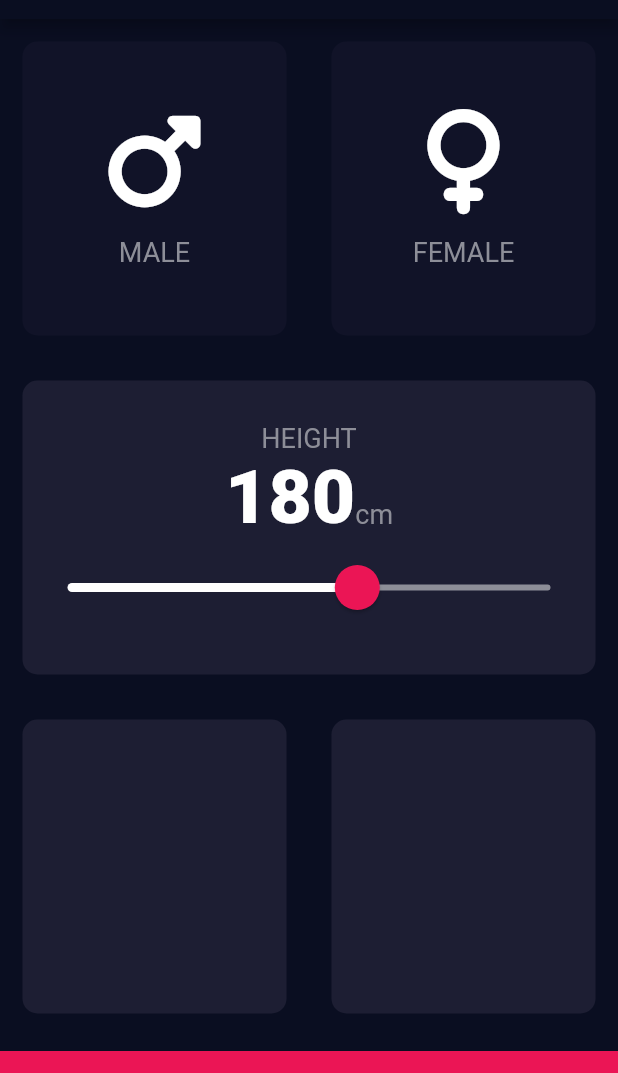
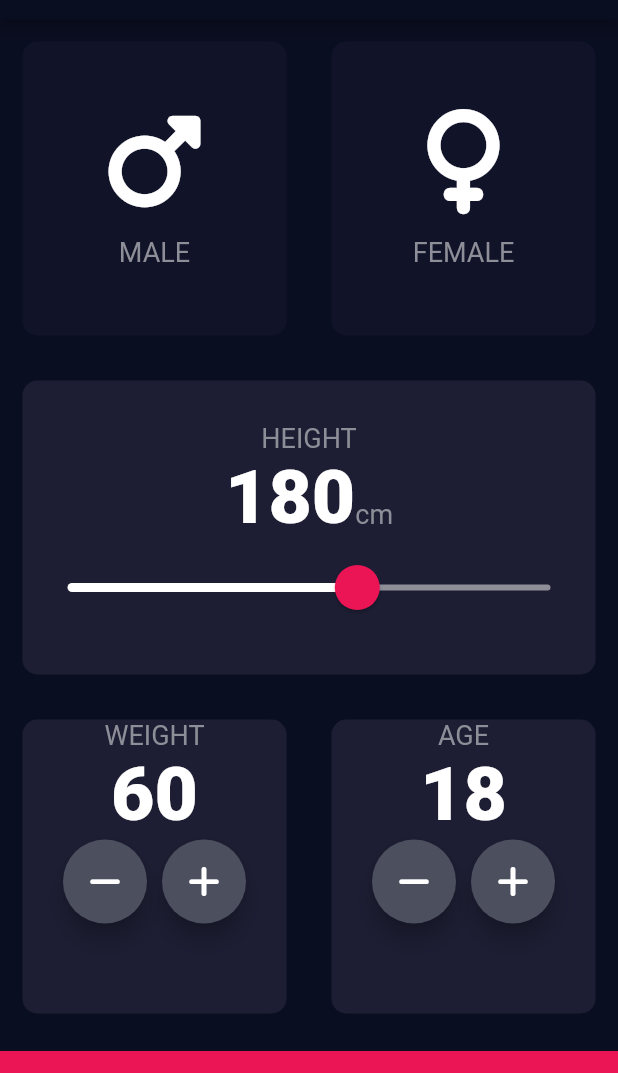
Before and after one commit to Meruem243/bmi_calculator, a Flutter app: the screen it shows after launch, on a phone screen of 412 x 824 dp, the part 65-1138 px from its top. Run offline on Flutter 3.47's test engine with Material 2 defaults, Android fonts, the phone set to English and light mode, and no system bars; our stand-ins replace font_awesome_flutter.

Commit message:
added weight and height itrators with coustom made widget

```diff
--- a/lib/input_page.dart
+++ b/lib/input_page.dart
@@ -17,6 +17,8 @@ class _InputPageState extends State<InputPage> {
   Color maleCardColor = kReusableCardColorInactive;
   Color femaleCardColor = kReusableCardColorInactive;
   int height = 180;
+  int weight = 60;
+  int age = 18;
 
   void updateColor(Gender selectedGender) {
     if (selectedGender == Gender.male) {
@@ -141,19 +143,91 @@ class _InputPageState extends State<InputPage> {
               ),
             ),
           ),
-          const Expanded(
+          Expanded(
             child: Row(
               children: <Widget>[
                 Expanded(
                   child: ReusableCard(
                     colorReusableCard: kReusableCardColorActive,
-                    cardChild: Column(),
+                    cardChild: Column(
+                      crossAxisAlignment: CrossAxisAlignment.center,
+                      children: <Widget>[
+                        const Text(
+                          'WEIGHT',
+                          style: kLabelTextStyle,
+                        ),
+                        Text(
+                          weight.toString(),
+                          style: kNumberTextStyle,
+                        ),
+                        Row(
+                          mainAxisAlignment: MainAxisAlignment.center,
+                          children: <Widget>[
+                            RoundIconButton(
+                              icon: FontAwesomeIcons.minus,
+                              onPressed: () {
+                                setState(() {
+                                  weight--;
+                                });
+                              },
+                            ),
+                            const SizedBox(
+                              width: 10.0,
+                            ),
+                            RoundIconButton(
+                              icon: FontAwesomeIcons.plus,
+                              onPressed: () {
+                                setState(() {
+                                  weight++;
+                                });
+                              },
+                            ),
+                          ],
+                        ),
+                      ],
+                    ),
                   ),
                 ),
                 Expanded(
                   child: ReusableCard(
                     colorReusableCard: kReusableCardColorActive,
-                    cardChild: Column(),
+                    cardChild: Column(
+                      crossAxisAlignment: CrossAxisAlignment.center,
+                      children: <Widget>[
+                        const Text(
+                          'AGE',
+                          style: kLabelTextStyle,
+                        ),
+                        Text(
+                          age.toString(),
+                          style: kNumberTextStyle,
+                        ),
+                        Row(
+                          mainAxisAlignment: MainAxisAlignment.center,
+                          children: <Widget>[
+                            RoundIconButton(
+                              icon: FontAwesomeIcons.minus,
+                              onPressed: () {
+                                setState(() {
+                                  age--;
+                                });
+                              },
+                            ),
+                            const SizedBox(
+                              width: 10.0,
+                            ),
+                            RoundIconButton(
+                              icon: FontAwesomeIcons.plus,
+                              onPressed: () {
+                                setState(() {
+                                  age++;
+                                });
+                              },
+                            ),
+                          ],
+                        ),
+                      ],
+                    ),
                   ),
                 ),
               ],
@@ -170,3 +244,26 @@ class _InputPageState extends State<InputPage> {
     );
   }
 }
+
+class RoundIconButton extends StatelessWidget {
+  final IconData icon;
+  final VoidCallback onPressed;
+
+  const RoundIconButton(
+      {super.key, required this.icon, required this.onPressed});
+
+  @override
+  Widget build(BuildContext context) {
+    return RawMaterialButton(
+      onPressed: onPressed,
+      elevation: 6.0,
+      constraints: const BoxConstraints().tighten(
+        width: 56.0,
+        height: 56.0,
+      ),
+      shape: const CircleBorder(),
+      fillColor: const Color(0xFF4C4F5E),
+      child: Icon(icon),
+    );
+  }
+}
```
